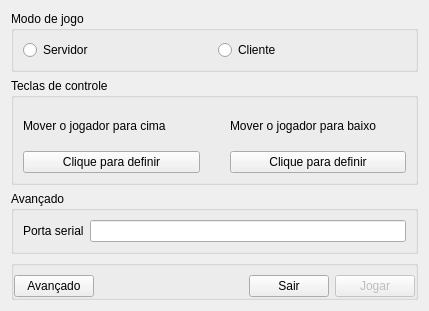
eduardoweiland/serial-pong, file src/gameoptions.ui: the form before one commit.
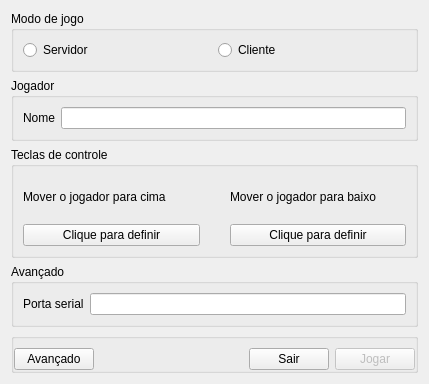
The form after the commit. Icons and pictures are not drawn.

```diff
--- a/src/gameoptions.ui
+++ b/src/gameoptions.ui
@@ -10,13 +10,13 @@
     <x>0</x>
     <y>0</y>
     <width>429</width>
-    <height>311</height>
+    <height>384</height>
    </rect>
   </property>
   <property name="windowTitle">
    <string>Opções</string>
   </property>
-  <layout class="QVBoxLayout" name="verticalLayout" stretch="1,2,1,0">
+  <layout class="QVBoxLayout" name="verticalLayout" stretch="1,1,2,1,1">
    <item>
     <widget class="QGroupBox" name="groupModeSelect">
      <property name="title">
@@ -40,6 +40,29 @@
      </layout>
     </widget>
    </item>
+   <item>
+    <widget class="QGroupBox" name="groupBox">
+     <property name="title">
+      <string>Jogador</string>
+     </property>
+     <layout class="QHBoxLayout" name="horizontalLayout_3">
+      <item>
+       <widget class="QLabel" name="label_2">
+        <property name="text">
+         <string>Nome</string>
+        </property>
+       </widget>
+      </item>
+      <item>
+       <widget class="QLineEdit" name="lineEdit">
+        <property name="maxLength">
+         <number>10</number>
+        </property>
+       </widget>
+      </item>
+     </layout>
+    </widget>
+   </item>
    <item>
     <widget class="QGroupBox" name="groupKeyOptions">
      <property name="title">
```
